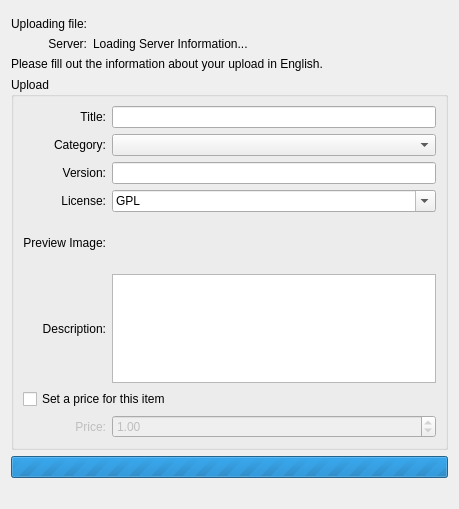
Old version of the form knewstuff/knewstuff3/uploaddialog.ui in the repository KDE/kdelibs.
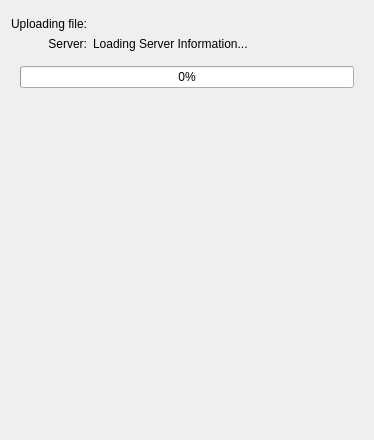
New version of the form. The open tabs and pages were chosen to show the change. Custom widgets are drawn as their Qt base class.

Commit message: use a stacked widget to separate input and final page fix regression when only 1 category is available

```diff
--- a/knewstuff/knewstuff3/uploaddialog.ui
+++ b/knewstuff/knewstuff3/uploaddialog.ui
@@ -6,8 +6,8 @@
    <rect>
     <x>0</x>
     <y>0</y>
-    <width>459</width>
-    <height>509</height>
+    <width>374</width>
+    <height>437</height>
    </rect>
   </property>
   <property name="windowTitle">
@@ -80,12 +80,12 @@
     </layout>
    </item>
    <item>
-    <widget class="QLabel" name="label_12">
-     <property name="text">
-      <string>Please fill out the information about your upload in English.</string>
+    <widget class="QStackedWidget" name="stackedWidget">
+     <property name="currentIndex">
+      <number>0</number>
      </property>
-    </widget>
-   </item>
+     <widget class="QWidget" name="page">
+      <layout class="QVBoxLayout" name="verticalLayout_3">
    <item>
     <widget class="QGroupBox" name="uploadGroup">
      <property name="title">
@@ -236,7 +236,7 @@
       <item row="7" column="1" colspan="2">
        <widget class="QDoubleSpinBox" name="priceSpinBox">
         <property name="enabled">
-         <bool>false</bool>
+             <bool>true</bool>
         </property>
         <property name="singleStep">
          <double>0.010000000000000</double>
@@ -249,7 +249,7 @@
       <item row="7" column="0">
        <widget class="QLabel" name="priceLabel">
         <property name="enabled">
-         <bool>false</bool>
+             <bool>true</bool>
         </property>
         <property name="text">
          <string>Price:</string>
@@ -284,13 +284,24 @@
      </layout>
     </widget>
    </item>
+       <item>
+        <widget class="QLabel" name="label_12">
+         <property name="text">
+          <string>Please fill out the information about your upload in English.</string>
+         </property>
+        </widget>
+       </item>
+      </layout>
+     </widget>
+     <widget class="QWidget" name="page_2">
+      <layout class="QVBoxLayout" name="verticalLayout_2">
    <item>
     <widget class="QProgressBar" name="mProgress">
      <property name="maximum">
-      <number>0</number>
+          <number>100</number>
      </property>
      <property name="value">
-      <number>130457</number>
+          <number>0</number>
      </property>
     </widget>
    </item>
@@ -299,6 +310,23 @@
      <property name="text">
       <string/>
      </property>
+        </widget>
+       </item>
+       <item>
+        <spacer name="verticalSpacer">
+         <property name="orientation">
+          <enum>Qt::Vertical</enum>
+         </property>
+         <property name="sizeHint" stdset="0">
+          <size>
+           <width>20</width>
+           <height>40</height>
+          </size>
+         </property>
+        </spacer>
+       </item>
+      </layout>
+     </widget>
     </widget>
    </item>
   </layout>
```
Left out of the diff: 14 changed lines with no effect on the pictures. Lines whose indentation alone changed are shown as unchanged. The commit also changes 1 other file.
